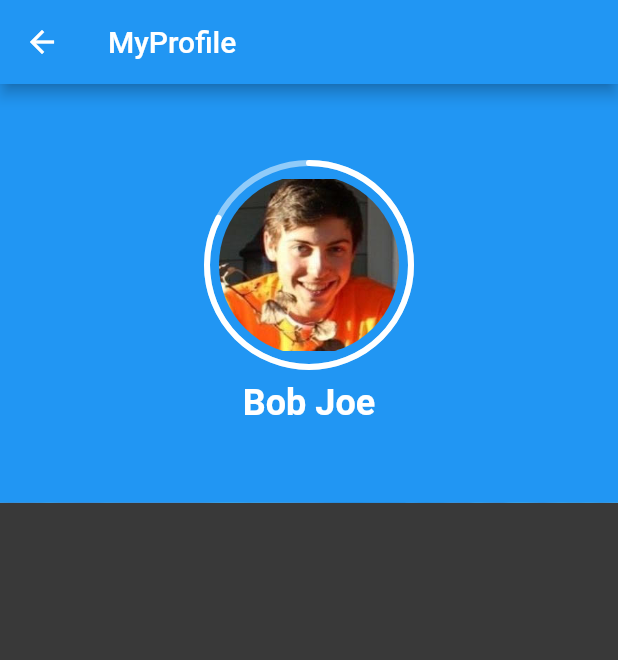
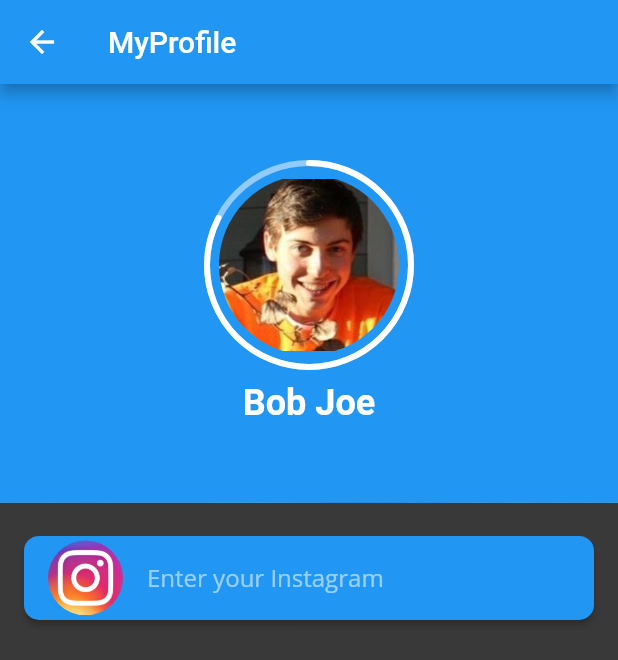
Before and after one commit to MilesGregg/Shareable, a Flutter app: the Profile screen opened directly, on a phone screen of 412 x 824 dp. Shown: the top 660 px of the screen. Run offline on Flutter 3.47's test engine with Material 2 defaults, Android fonts, the phone set to English and light mode, and no system bars; our stand-ins replace bloc, carousel_slider, circular_check_box, firebase_auth, flare_flutter, flutter_bloc and 3 more; missing offline and left inert: barcode_scan; accounts and stored records are empty.

Commit message:
added ListView of socials

```diff
--- a/Shareable/lib/screens/profile.dart
+++ b/Shareable/lib/screens/profile.dart
@@ -4,6 +4,7 @@ import 'package:Shareable/commons/profile_info_big_card.dart';
 import 'package:Shareable/commons/profile_info_card.dart';
 import 'package:Shareable/styleguide/colors.dart';
 import 'package:Shareable/styleguide/text_style.dart';
+import 'package:Shareable/utilities/constants.dart';
 import 'package:flutter/material.dart';
 
 class Profile extends StatelessWidget {
@@ -53,8 +54,50 @@ class Profile extends StatelessWidget {
               Expanded(
                 flex: 7,
                 child: Container(
-                  padding: const EdgeInsets.only(top: 50),
+                  padding: const EdgeInsets.only(top: 10),
                   color: Color(0x1AFFFFFF),
+                  child: ListView(
+                    children: [
+                      Card(
+                        color: Colors.blue,
+                        elevation: 2,
+                        shape: RoundedRectangleBorder(
+                          borderRadius: BorderRadius.circular(10)
+                        ),
+                        margin: const EdgeInsets.symmetric(horizontal: 16, vertical: 12),
+                        child: ListTile(
+                          title: TextField(
+                            keyboardType: TextInputType.url,
+                            style: TextStyle(
+                              color: Colors.white,
+                              fontFamily: 'OpenSans'
+                            ),
+                            decoration: InputDecoration(
+                              border: InputBorder.none,
+                              contentPadding: EdgeInsets.only(top: 0.0),
+                              hintText: 'Enter your Instagram',
+                              hintStyle: kHintTextStyle
+                            ),
+                          ),
+                          leading: ClipOval(
+                            child: Image.asset(
+                              "assets/logos/instagram.png",
+                              width: 50,
+                              height: 50,
+                            ),
+                          ),
+                          /*trailing: TextField(
+                            keyboardType: TextInputType.url,
+                            decoration: InputDecoration(
+                              border: InputBorder.none,
+                              contentPadding: EdgeInsets.only(top: 14.0),
+                              hintText: 'TEST'
+                            ),
+                          ),*/
+                        ),
+                      )
+                    ],
+                  ),
                   /*child: Table(
                     children: [
                       TableRow(
--- a/Shareable/lib/sidebar/sidebar_layout.dart
+++ b/Shareable/lib/sidebar/sidebar_layout.dart
@@ -100,7 +100,6 @@ class _SideBarLayout extends State<SideBarLayout> {
               fontWeight: FontWeight.w600,
             ),
             ),
-
           )
         ],
       ),
```
